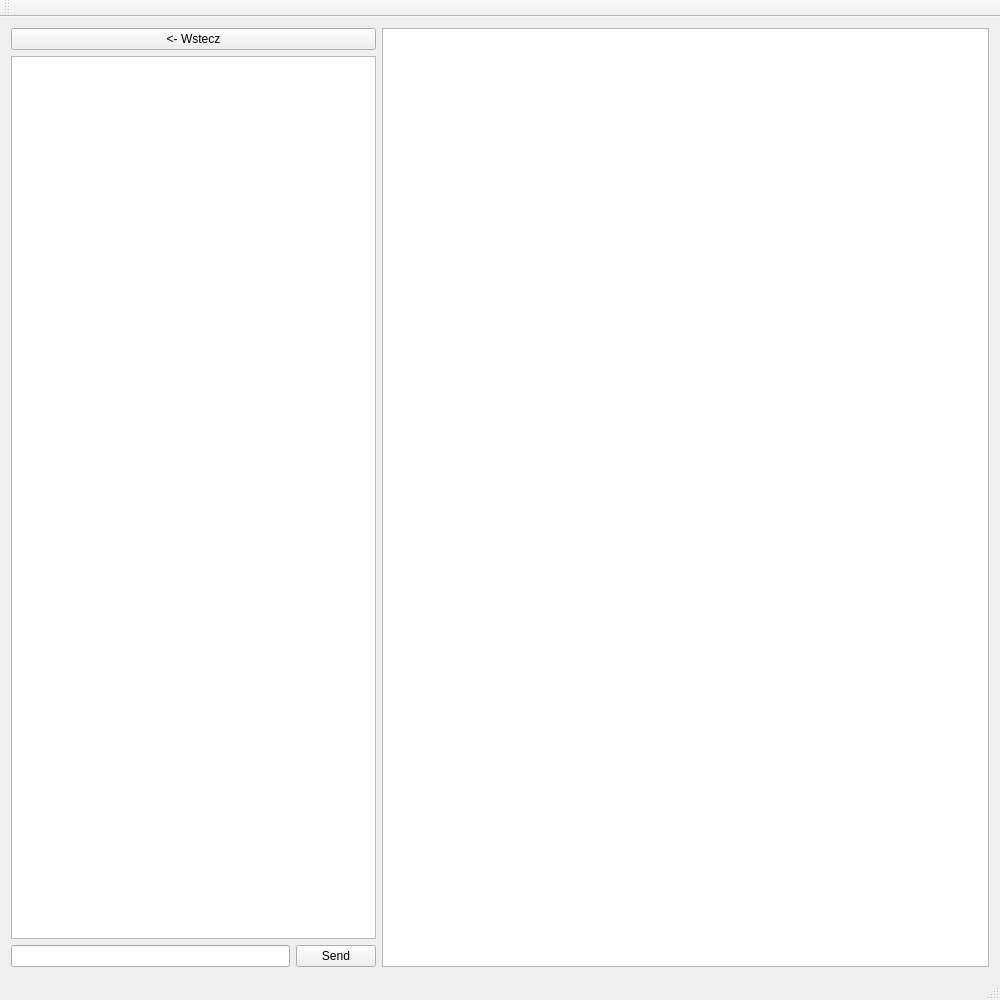
This is Elka-Drive-Desktop/forms/mainwindow.ui in Wojcik98/Elka-Drive as Qt 5 draws it before an edit. The edited form follows.
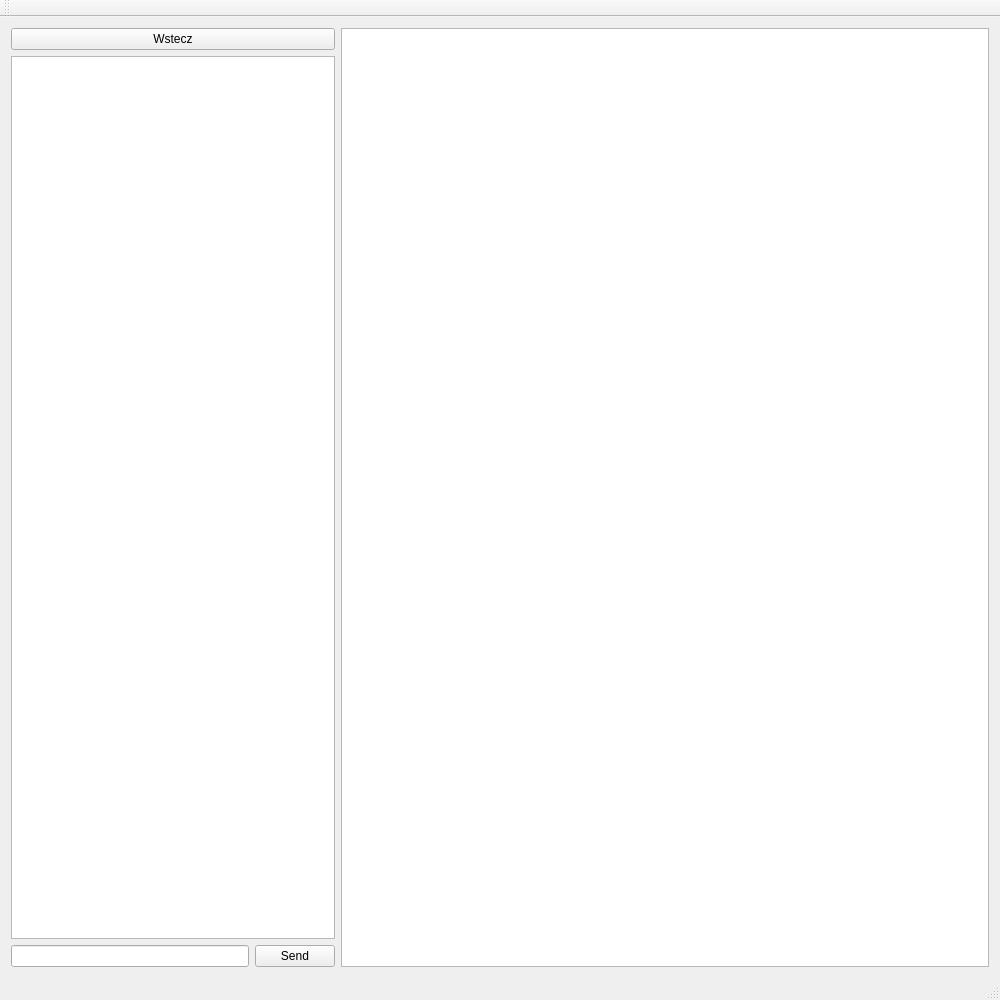
This is the edited form. Icons and pictures are not drawn.

```diff
--- a/Elka-Drive-Desktop/forms/mainwindow.ui
+++ b/Elka-Drive-Desktop/forms/mainwindow.ui
@@ -25,7 +25,7 @@
    </property>
    <layout class="QGridLayout" name="gridLayout">
     <item row="0" column="0">
-     <layout class="QHBoxLayout" name="horizontalLayout" stretch="3,5">
+     <layout class="QHBoxLayout" name="horizontalLayout" stretch="1,2">
       <property name="sizeConstraint">
        <enum>QLayout::SetNoConstraint</enum>
       </property>
@@ -34,7 +34,10 @@
         <item>
          <widget class="QPushButton" name="backButton">
           <property name="text">
-           <string>&lt;- Wstecz</string>
+           <string>Wstecz</string>
+          </property>
+          <property name="icon">
+           <iconset theme=":/icons/arrow_back.svg"/>
           </property>
          </widget>
         </item>
@@ -58,7 +61,14 @@
        </layout>
       </item>
       <item>
-       <widget class="QListView" name="fileList"/>
+       <layout class="QVBoxLayout" name="verticalLayout_2">
+        <item>
+         <widget class="QListView" name="fileList"/>
+        </item>
+        <item>
+         <layout class="QGridLayout" name="buttonsLayout"/>
+        </item>
+       </layout>
       </item>
      </layout>
     </item>
```
